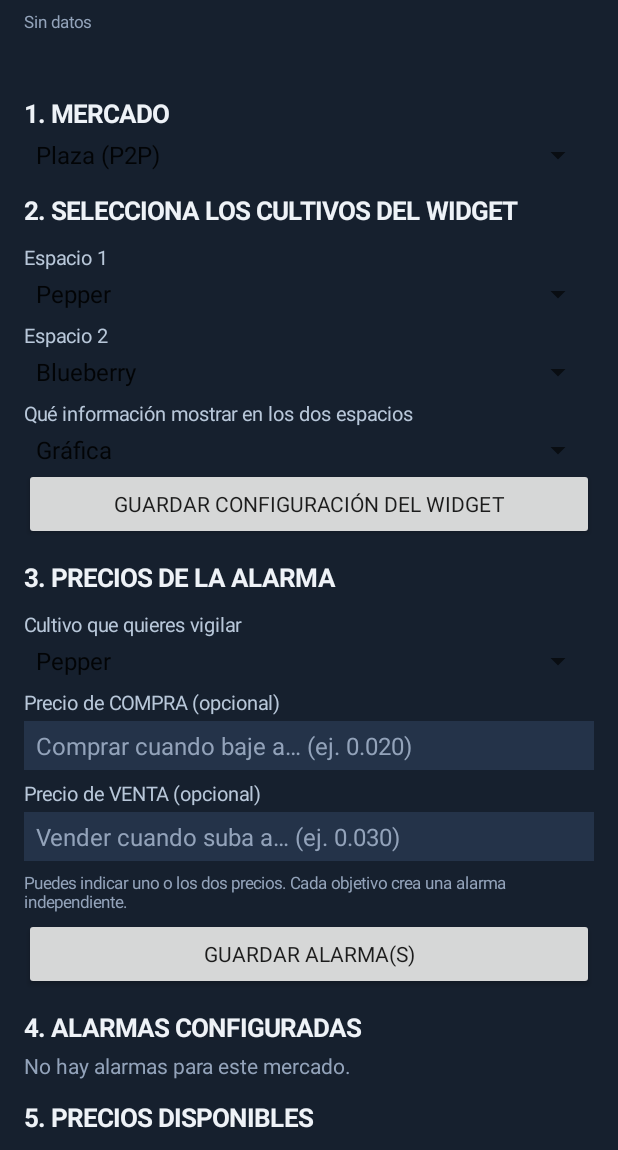
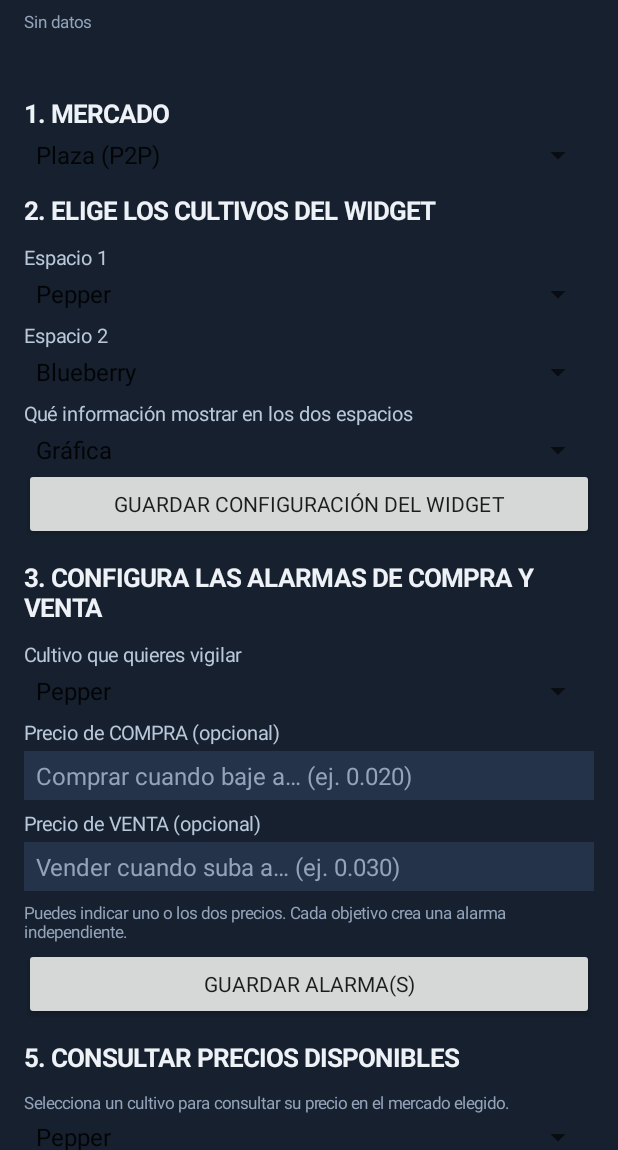
Before and after one commit to OnlyFinal/AlarmaSFL, an Android app: the screen it shows after launch (MainActivity), on a phone screen of 412 x 824 dp, the part 86-1236 px from its top. Run offline under Robolectric (Android 15) with nearby library versions, the phone set to English and light mode, and no system bars; 2 statements that could not run were skipped.

Commit message:
Simplify alarm screen section order

```diff
--- a/app/src/main/java/com/onlyfinal/alarmasfl/MainActivity.kt
+++ b/app/src/main/java/com/onlyfinal/alarmasfl/MainActivity.kt
@@ -86,7 +86,7 @@ class MainActivity : Activity() {
         source.setSelection(if (prefs.getString("source", "p2p") == "seq") 1 else 0)
         root.addView(source)
 
-        root.addView(heading("2. SELECCIONA LOS CULTIVOS DEL WIDGET"))
+        root.addView(heading("2. ELIGE LOS CULTIVOS DEL WIDGET"))
         root.addView(label("Espacio 1", 13f, 0xFFB8C7D9.toInt()))
         slotOne = spinner(crops); root.addView(slotOne)
         root.addView(label("Espacio 2", 13f, 0xFFB8C7D9.toInt()))
@@ -106,7 +106,7 @@ class MainActivity : Activity() {
             }
         })
 
-        root.addView(heading("3. PRECIOS DE LA ALARMA"))
+        root.addView(heading("3. CONFIGURA LAS ALARMAS DE COMPRA Y VENTA"))
         root.addView(label("Cultivo que quieres vigilar", 13f, 0xFFB8C7D9.toInt()))
         cropForAlarm = spinner(crops); root.addView(cropForAlarm)
         alarmBuy = priceInput("Comprar cuando baje a… (ej. 0.020)")
@@ -138,15 +138,15 @@ class MainActivity : Activity() {
             }
         })
 
-        root.addView(heading("4. ALARMAS CONFIGURADAS"))
-        alarmList = LinearLayout(this).apply { orientation = LinearLayout.VERTICAL }
-        root.addView(alarmList)
-
-        root.addView(heading("5. PRECIOS DISPONIBLES"))
+        root.addView(heading("5. CONSULTAR PRECIOS DISPONIBLES"))
         root.addView(label("Selecciona un cultivo para consultar su precio actual en el mercado elegido.", 11f, 0xFF93A3BA.toInt()))
         priceCrop = spinner(crops); root.addView(priceCrop)
         priceValue = label("Precio: --", 20f)
         root.addView(priceValue)
+
+        root.addView(heading("4. ALARMAS CONFIGURADAS"))
+        alarmList = LinearLayout(this).apply { orientation = LinearLayout.VERTICAL }
+        root.addView(alarmList)
         priceCrop.onItemSelectedListener = object : AdapterView.OnItemSelectedListener {
             override fun onNothingSelected(parent: AdapterView<*>?) {}
             override fun onItemSelected(parent: AdapterView<*>?, view: View?, position: Int, id: Long) {
```
